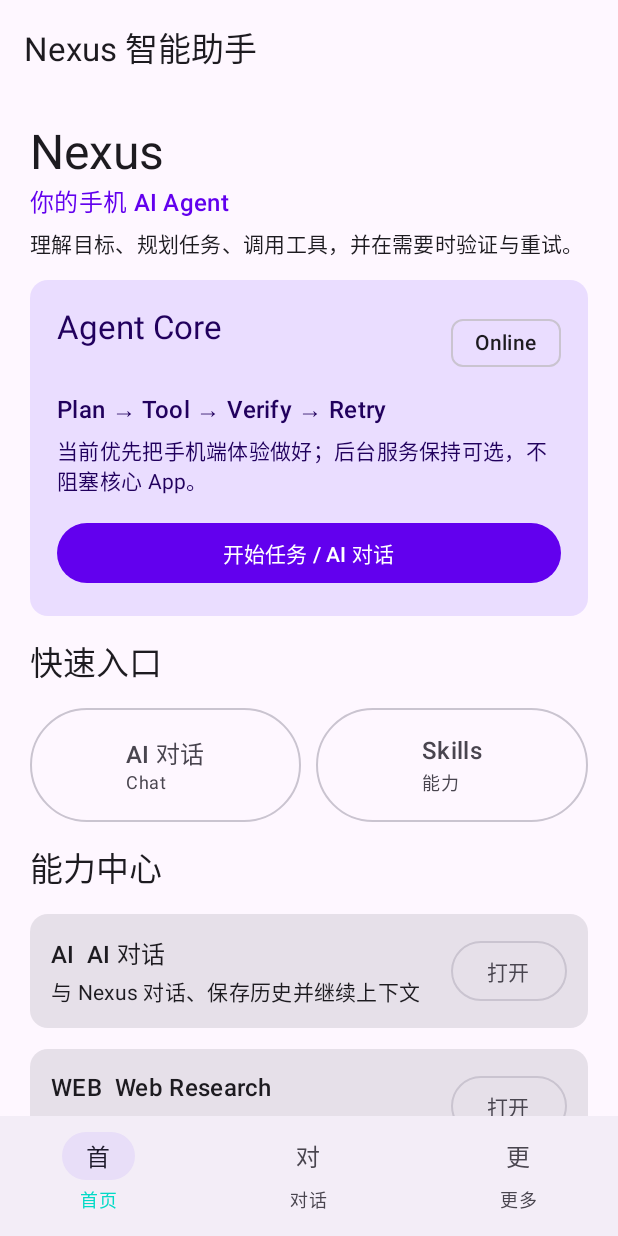
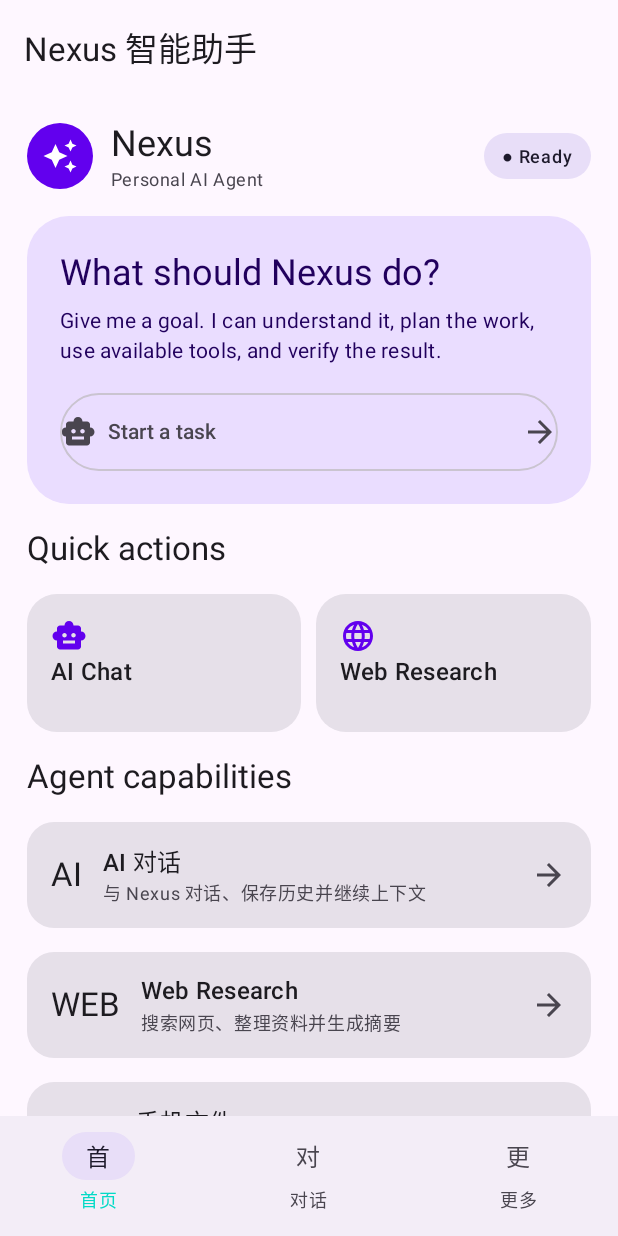
Before and after one commit to koayxinchun4-cmd/agent, an Android app built with Jetpack Compose: the screen it shows after launch (MainActivity), on a phone screen of 412 x 824 dp. Run offline under Robolectric (Android 15) with nearby library versions, the light colour scheme and no system bars; our stand-ins replace Room's generated code.

Commit message:
feat(ui): redesign Nexus agent home

```diff
--- a/app/src/main/java/com/example/agent/ui/screen/NexusHomeScreen.kt
+++ b/app/src/main/java/com/example/agent/ui/screen/NexusHomeScreen.kt
@@ -1,6 +1,8 @@
 package com.example.agent.ui.screen
 
+import androidx.compose.foundation.background
 import androidx.compose.foundation.layout.Arrangement
+import androidx.compose.foundation.layout.Box
 import androidx.compose.foundation.layout.Column
 import androidx.compose.foundation.layout.PaddingValues
 import androidx.compose.foundation.layout.Row
@@ -9,17 +11,28 @@ import androidx.compose.foundation.layout.fillMaxSize
 import androidx.compose.foundation.layout.fillMaxWidth
 import androidx.compose.foundation.layout.height
 import androidx.compose.foundation.layout.padding
+import androidx.compose.foundation.layout.size
 import androidx.compose.foundation.lazy.LazyColumn
 import androidx.compose.foundation.lazy.items
-import androidx.compose.material3.AssistChip
-import androidx.compose.material3.Button
+import androidx.compose.foundation.shape.CircleShape
+import androidx.compose.foundation.shape.RoundedCornerShape
+import androidx.compose.material.icons.Icons
+import androidx.compose.material.icons.filled.ArrowForward
+import androidx.compose.material.icons.filled.AutoAwesome
+import androidx.compose.material.icons.filled.Language
+import androidx.compose.material.icons.filled.Memory
+import androidx.compose.material.icons.filled.SmartToy
 import androidx.compose.material3.Card
 import androidx.compose.material3.CardDefaults
+import androidx.compose.material3.Icon
 import androidx.compose.material3.MaterialTheme
 import androidx.compose.material3.OutlinedButton
+import androidx.compose.material3.Surface
 import androidx.compose.material3.Text
 import androidx.compose.runtime.Composable
+import androidx.compose.ui.Alignment
 import androidx.compose.ui.Modifier
+import androidx.compose.ui.draw.clip
 import androidx.compose.ui.unit.dp
 import com.example.agent.nexus.NexusFeature
 
@@ -30,144 +43,164 @@ fun NexusHomeScreen(
 ) {
     LazyColumn(
         modifier = Modifier.fillMaxSize(),
-        contentPadding = PaddingValues(horizontal = 20.dp, vertical = 18.dp),
-        verticalArrangement = Arrangement.spacedBy(14.dp)
+        contentPadding = PaddingValues(horizontal = 18.dp, vertical = 16.dp),
+        verticalArrangement = Arrangement.spacedBy(16.dp)
     ) {
         item {
-            Column {
-                Text(
-                    "Nexus",
-                    style = MaterialTheme.typography.headlineLarge
-                )
-                Text(
-                    "你的手机 AI Agent",
-                    style = MaterialTheme.typography.titleMedium,
-                    color = MaterialTheme.colorScheme.primary
-                )
-                Spacer(Modifier.height(6.dp))
-                Text(
-                    "理解目标、规划任务、调用工具，并在需要时验证与重试。",
-                    style = MaterialTheme.typography.bodyMedium
-                )
+            Row(
+                modifier = Modifier.fillMaxWidth(),
+                verticalAlignment = Alignment.CenterVertically,
+                horizontalArrangement = Arrangement.SpaceBetween
+            ) {
+                Row(verticalAlignment = Alignment.CenterVertically) {
+                    Box(
+                        modifier = Modifier
+                            .size(44.dp)
+                            .clip(CircleShape)
+                            .background(MaterialTheme.colorScheme.primary),
+                        contentAlignment = Alignment.Center
+                    ) {
+                        Icon(
+                            Icons.Default.AutoAwesome,
+                            contentDescription = null,
+                            tint = MaterialTheme.colorScheme.onPrimary
+                        )
+                    }
+                    Spacer(Modifier.size(12.dp))
+                    Column {
+                        Text("Nexus", style = MaterialTheme.typography.headlineSmall)
+                        Text(
+                            "Personal AI Agent",
+                            style = MaterialTheme.typography.bodySmall,
+                            color = MaterialTheme.colorScheme.onSurfaceVariant
+                        )
+                    }
+                }
+                Surface(
+                    shape = RoundedCornerShape(20.dp),
+                    color = MaterialTheme.colorScheme.secondaryContainer
+                ) {
+                    Text(
+                        "● Ready",
+                        modifier = Modifier.padding(horizontal = 12.dp, vertical = 7.dp),
+                        style = MaterialTheme.typography.labelMedium
+                    )
+                }
             }
         }
 
         item {
             Card(
                 modifier = Modifier.fillMaxWidth(),
+                shape = RoundedCornerShape(28.dp),
                 colors = CardDefaults.cardColors(
                     containerColor = MaterialTheme.colorScheme.primaryContainer
                 )
             ) {
-                Column(Modifier.padding(18.dp)) {
-                    Row(
+                Column(Modifier.padding(22.dp)) {
+                    Text(
+                        "What should Nexus do?",
+                        style = MaterialTheme.typography.headlineSmall
+                    )
+                    Spacer(Modifier.height(6.dp))
+                    Text(
+                        "Give me a goal. I can understand it, plan the work, use available tools, and verify the result.",
+                        style = MaterialTheme.typography.bodyMedium,
+                        color = MaterialTheme.colorScheme.onPrimaryContainer
+                    )
+                    Spacer(Modifier.height(18.dp))
+                    OutlinedButton(
+                        onClick = onOpenChat,
                         modifier = Modifier.fillMaxWidth(),
-                        horizontalArrangement = Arrangement.SpaceBetween
+                        contentPadding = PaddingValues(vertical = 14.dp)
                     ) {
-                        Text("Agent Core", style = MaterialTheme.typography.titleLarge)
-                        AssistChip(
-                            onClick = {},
-                            label = { Text("Online") }
-                        )
-                    }
-                    Spacer(Modifier.height(8.dp))
-                    Text(
-                        "Plan → Tool → Verify → Retry",
-                        style = MaterialTheme.typography.titleMedium
-                    )
-                    Spacer(Modifier.height(5.dp))
-                    Text(
-                        "当前优先把手机端体验做好；后台服务保持可选，不阻塞核心 App。",
-                        style = MaterialTheme.typography.bodyMedium
-                    )
-                    Spacer(Modifier.height(14.dp))
-                    Button(
-                        onClick = onOpenChat,
-                        modifier = Modifier.fillMaxWidth()
-                    ) {
-                        Text("开始任务 / AI 对话")
+                        Icon(Icons.Default.SmartToy, contentDescription = null)
+                        Spacer(Modifier.size(8.dp))
+                        Text("Start a task")
+                        Spacer(Modifier.weight(1f))
+                        Icon(Icons.Default.ArrowForward, contentDescription = null)
                     }
                 }
             }
         }
 
-        item {
-            Text("快速入口", style = MaterialTheme.typography.titleLarge)
-        }
+        item { Text("Quick actions", style = MaterialTheme.typography.titleLarge) }
 
         item {
             Row(
                 modifier = Modifier.fillMaxWidth(),
                 horizontalArrangement = Arrangement.spacedBy(10.dp)
             ) {
-                QuickAction(
-                    title = "AI 对话",
-                    subtitle = "Chat",
+                ActionCard(
+                    title = "AI Chat",
+                    icon = Icons.Default.SmartToy,
                     modifier = Modifier.weight(1f),
                     onClick = onOpenChat
                 )
-                QuickAction(
-                    title = "Skills",
-                    subtitle = "能力",
+                ActionCard(
+                    title = "Web Research",
+                    icon = Icons.Default.Language,
                     modifier = Modifier.weight(1f),
-                    onClick = {
-                        onOpenFeature(NexusFeature.SKILLS)
-                    }
+                    onClick = { onOpenFeature(NexusFeature.WEB_RESEARCH) }
                 )
             }
         }
 
-        item {
-            Text("能力中心", style = MaterialTheme.typography.titleLarge)
-        }
+        item { Text("Agent capabilities", style = MaterialTheme.typography.titleLarge) }
 
         items(NexusFeature.entries) { feature ->
-            FeatureCard(feature = feature, onClick = { onOpenFeature(feature) })
+            CapabilityRow(feature, onClick = { onOpenFeature(feature) })
         }
     }
 }
 
 @Composable
-private fun QuickAction(
+private fun ActionCard(
     title: String,
-    subtitle: String,
-    modifier: Modifier = Modifier,
+    icon: androidx.compose.ui.graphics.vector.ImageVector,
+    modifier: Modifier,
     onClick: () -> Unit
 ) {
-    OutlinedButton(
+    Card(
+        modifier = modifier.height(92.dp),
         onClick = onClick,
-        modifier = modifier.height(76.dp),
-        contentPadding = PaddingValues(horizontal = 12.dp, vertical = 8.dp)
+        shape = RoundedCornerShape(20.dp)
     ) {
-        Column {
+        Column(Modifier.padding(16.dp), verticalArrangement = Arrangement.SpaceBetween) {
+            Icon(icon, contentDescription = null, tint = MaterialTheme.colorScheme.primary)
             Text(title, style = MaterialTheme.typography.titleMedium)
-            Text(subtitle, style = MaterialTheme.typography.bodySmall)
         }
     }
 }
 
 @Composable
-private fun FeatureCard(feature: NexusFeature, onClick: () -> Unit) {
-    Card(modifier = Modifier.fillMaxWidth()) {
+private fun CapabilityRow(feature: NexusFeature, onClick: () -> Unit) {
+    Card(
+        modifier = Modifier.fillMaxWidth(),
+        onClick = onClick,
+        shape = RoundedCornerShape(18.dp)
+    ) {
         Row(
             modifier = Modifier
                 .fillMaxWidth()
-                .padding(14.dp)
+                .padding(horizontal = 16.dp, vertical = 14.dp),
+            verticalAlignment = Alignment.CenterVertically
         ) {
+            Text(feature.symbol, style = MaterialTheme.typography.titleLarge)
+            Spacer(Modifier.size(14.dp))
             Column(Modifier.weight(1f)) {
-                Text(
-                    "${feature.symbol}  ${feature.title}",
-                    style = MaterialTheme.typography.titleMedium
-                )
-                Spacer(Modifier.height(3.dp))
+                Text(feature.title, style = MaterialTheme.typography.titleMedium)
                 Text(
                     feature.description,
-                    style = MaterialTheme.typography.bodyMedium
+                    style = MaterialTheme.typography.bodySmall,
+                    color = MaterialTheme.colorScheme.onSurfaceVariant
                 )
             }
-            OutlinedButton(onClick = onClick) {
-                Text("打开")
-            }
+            Icon(
+                Icons.Default.ArrowForward,
+                contentDescription = "Open ${feature.title}",
+                tint = MaterialTheme.colorScheme.onSurfaceVariant
+            )
         }
     }
 }
```
